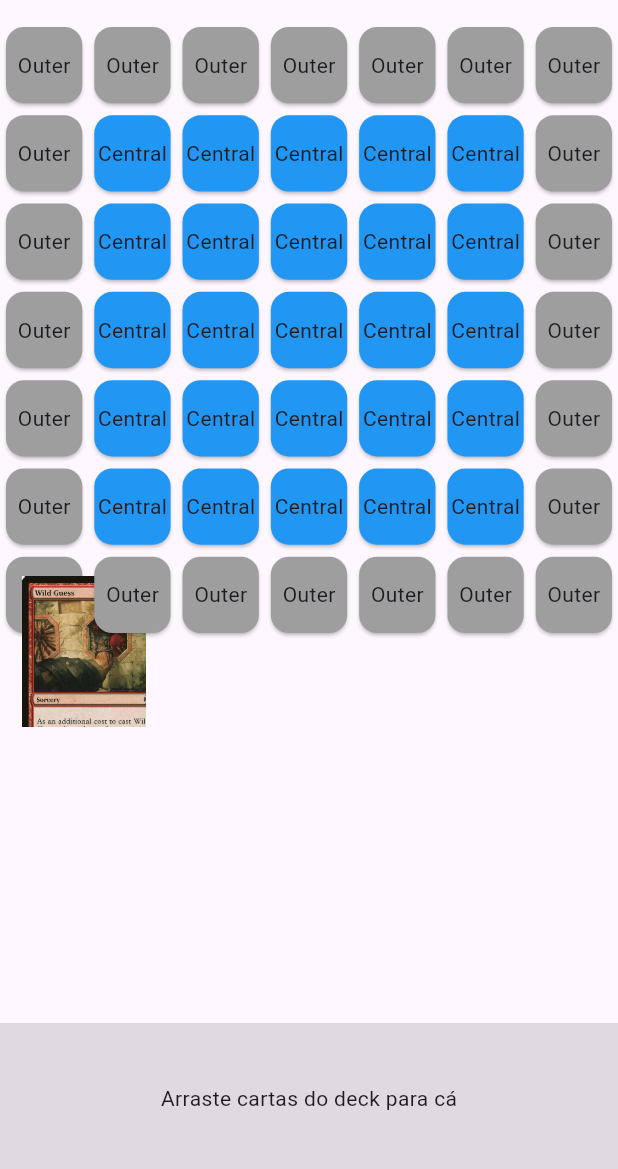
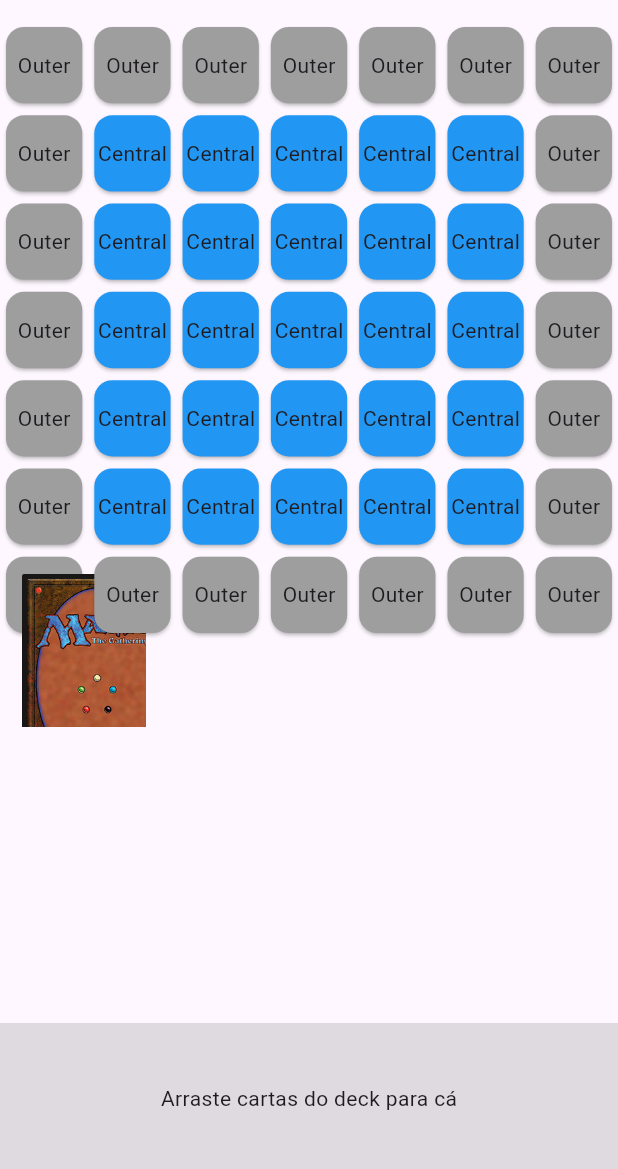
Before and after one commit to Magnoig/alchemy_tcg, a Flutter app: the CardGrid screen opened directly, on a phone screen of 412 x 824 dp, the part 63-1232 px from its top. Run offline on Flutter 3.47's test engine with Material 3 defaults, Android fonts, the phone set to English and light mode, and no system bars; our stand-ins replace flutter_bloc; statements that could not run were skipped.

Commit message:
"feat: Show card backs until cards are revealed in their final position"

```diff
--- a/lib/widgets/card_deck.dart
+++ b/lib/widgets/card_deck.dart
@@ -23,7 +23,7 @@ class CardDeck extends StatelessWidget {
                 top: 0.0,
                 left: 0.0,
                 child: Image.asset(
-                  imagePath,
+                  'assets/images/card_verso.png',
                   width: 100,
                   height: 150,
                 ),
@@ -44,16 +44,13 @@ class CardDeck extends StatelessWidget {
                   width: 100,
                   height: 150,
                 ),
-                childWhenDragging: Opacity(
-                  opacity: 0.5,
-                  child: Image.asset(
-                    topCard,
-                    width: 100,
-                    height: 150,
-                  ),
+                childWhenDragging: Image.asset(
+                  'assets/images/card_verso.png',
+                  width: 100,
+                  height: 150,
                 ),
                 child: Image.asset(
-                  topCard,
+                  'assets/images/card_verso.png',
                   width: 100,
                   height: 150,
                 ),
--- a/lib/widgets/card_grid.dart
+++ b/lib/widgets/card_grid.dart
@@ -119,7 +119,7 @@ class _CardGridState extends State<CardGrid> {
                             ),
                             childWhenDragging: boardState.getCardBelowTop(cardKey) != null
                                 ? Image.asset(
-                                    boardState.getCardBelowTop(cardKey)!,
+                                    'assets/images/card_verso.png',
                                     fit: BoxFit.contain,
                                   )
                                 : Container(),
@@ -203,7 +203,7 @@ class _CardGridState extends State<CardGrid> {
                         childWhenDragging: Opacity(
                           opacity: 0.5,
                           child: Image.asset(
-                            cardPath,
+                            'assets/images/card_verso.png',
                             height: 80,
                             fit: BoxFit.contain,
                           ),
```
Also changed, not shown: assets/images/card_verso.png (added).
